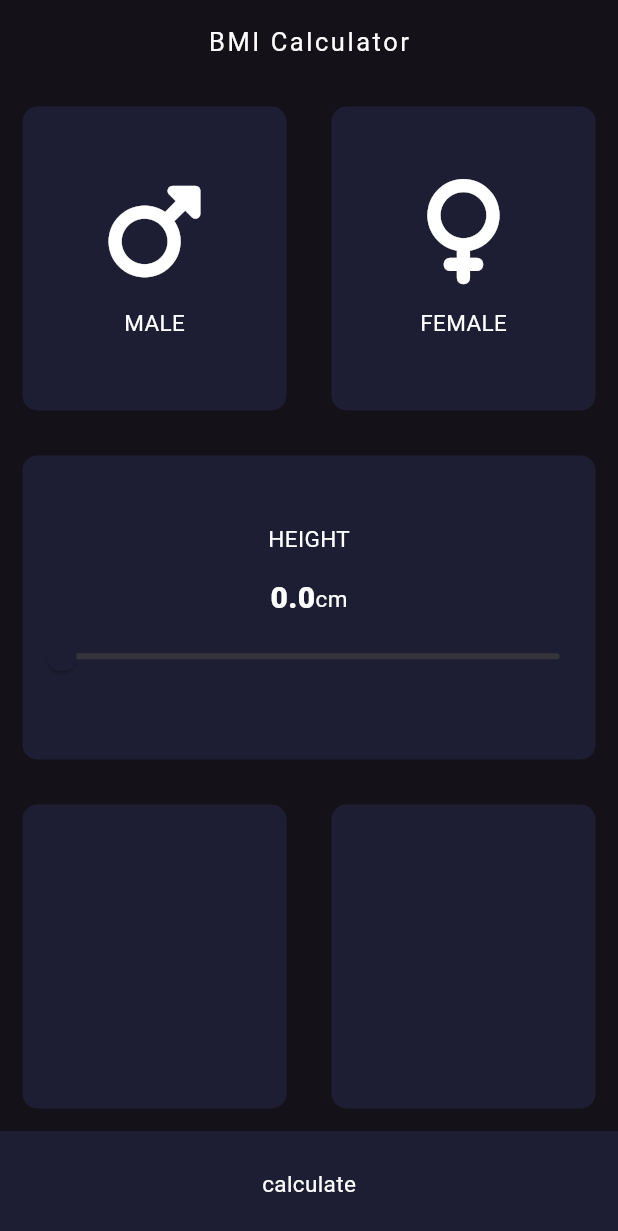
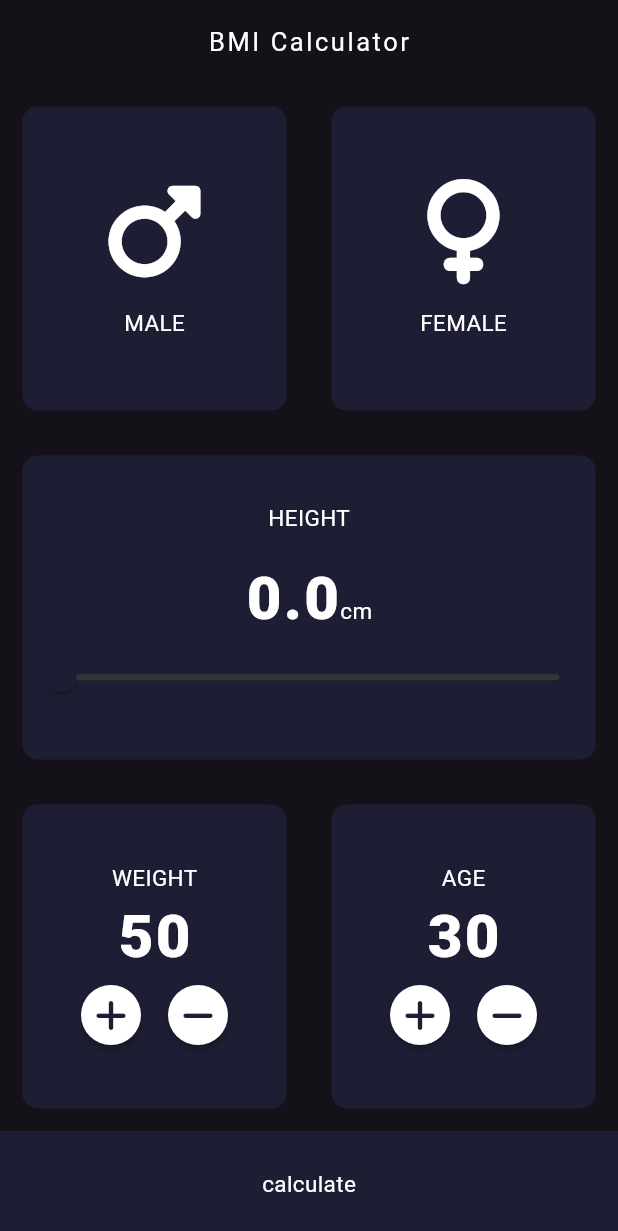
Before and after one commit to adnfutuh/bmi_medium, a Flutter app: the screen it shows after launch, on a phone screen of 412 x 824 dp. Shown: the top 1231 px of the screen. Run offline on Flutter 3.47's test engine with Material 3 defaults, Android fonts, the phone set to English and light mode, and no system bars; our stand-ins replace font_awesome_flutter; Roboto replaces fonts that are missing (Poppins).

Commit message:
feat : add wieght and age component

```diff
--- /dev/null
+++ b/lib/components/round_button.dart
@@ -0,0 +1,29 @@
+import 'package:flutter/material.dart';
+
+class RoundButton extends StatelessWidget {
+  final void Function() onTap;
+  final Color colorIcon;
+  final IconData icon;
+  const RoundButton(
+      {super.key,
+      required this.icon,
+      required this.colorIcon,
+      required this.onTap});
+
+  @override
+  Widget build(BuildContext context) {
+    return RawMaterialButton(
+      onPressed: onTap,
+      fillColor: Colors.white,
+      shape: const CircleBorder(),
+      constraints: const BoxConstraints.tightFor(
+        width: 40,
+        height: 40,
+      ),
+      child: Icon(
+        icon,
+        color: colorIcon,
+      ),
+    );
+  }
+}
--- /dev/null
+++ b/lib/components/style.dart
@@ -0,0 +1,7 @@
+import 'package:flutter/material.dart';
+
+TextStyle valTxtStyle = const TextStyle(
+  fontSize: 40,
+  fontWeight: FontWeight.w900,
+  letterSpacing: 1.5,
+);
--- a/lib/pages/home_page.dart
+++ b/lib/pages/home_page.dart
@@ -1,5 +1,7 @@
 import 'package:bmi_medium/components/box.dart';
 import 'package:bmi_medium/components/icon_text.dart';
+import 'package:bmi_medium/components/round_button.dart';
+import 'package:bmi_medium/components/style.dart';
 import 'package:bmi_medium/constans/color.dart';
 import 'package:bmi_medium/constans/gender.dart';
 import 'package:bmi_medium/theme/gender_theme.dart';
@@ -18,6 +20,8 @@ class HomePage extends StatefulWidget {
 class _HomePage extends State<HomePage> {
   Gender? genderActive;
   double heightBody = 0;
+  int weightBody = 50;
+  int age = 30;
 
   void buttonActive(Gender gender) {
     setState(() {
@@ -82,13 +86,12 @@ class _HomePage extends State<HomePage> {
                   ),
                   Row(
                     mainAxisAlignment: MainAxisAlignment.center,
+                    crossAxisAlignment: CrossAxisAlignment.baseline,
+                    textBaseline: TextBaseline.alphabetic,
                     children: [
                       Text(
                         heightBody.toString(),
-                        style: const TextStyle(
-                          fontSize: 20,
-                          fontWeight: FontWeight.w800,
-                        ),
+                        style: valTxtStyle,
                       ),
                       const Text(
                         'cm',
@@ -111,16 +114,84 @@ class _HomePage extends State<HomePage> {
               ),
             ),
           ),
-          const Expanded(
+          Expanded(
             child: Row(
               children: [
                 Box(
                   color: purple,
-                  boxChild: null,
+                  boxChild: Column(
+                    mainAxisAlignment: MainAxisAlignment.center,
+                    crossAxisAlignment: CrossAxisAlignment.center,
+                    children: [
+                      const Text('WEIGHT'),
+                      Text(
+                        weightBody.toString(),
+                        style: valTxtStyle,
+                      ),
+                      Row(
+                        mainAxisAlignment: MainAxisAlignment.center,
+                        crossAxisAlignment: CrossAxisAlignment.center,
+                        children: [
+                          RoundButton(
+                            onTap: () {
+                              setState(() {
+                                weightBody++;
+                              });
+                            },
+                            icon: FontAwesomeIcons.plus,
+                            colorIcon: primaryColor,
+                          ),
+                          const SizedBox(width: 10),
+                          RoundButton(
+                            onTap: () {
+                              weightBody--;
+                            },
+                            icon: FontAwesomeIcons.minus,
+                            colorIcon: primaryColor,
+                          ),
+                        ],
+                      )
+                    ],
+                  ),
                 ),
                 Box(
                   color: purple,
-                  boxChild: null,
+                  boxChild: Column(
+                    mainAxisAlignment: MainAxisAlignment.center,
+                    crossAxisAlignment: CrossAxisAlignment.center,
+                    children: [
+                      const Text('AGE'),
+                      Text(
+                        age.toString(),
+                        style: valTxtStyle,
+                      ),
+                      Row(
+                        mainAxisAlignment: MainAxisAlignment.center,
+                        crossAxisAlignment: CrossAxisAlignment.center,
+                        children: [
+                          RoundButton(
+                            onTap: () {
+                              setState(() {
+                                age++;
+                              });
+                            },
+                            icon: FontAwesomeIcons.plus,
+                            colorIcon: primaryColor,
+                          ),
+                          const SizedBox(width: 10),
+                          RoundButton(
+                            onTap: () {
+                              setState(() {
+                                age--;
+                              });
+                            },
+                            icon: FontAwesomeIcons.minus,
+                            colorIcon: primaryColor,
+                          ),
+                        ],
+                      )
+                    ],
+                  ),
                 ),
               ],
             ),
```
